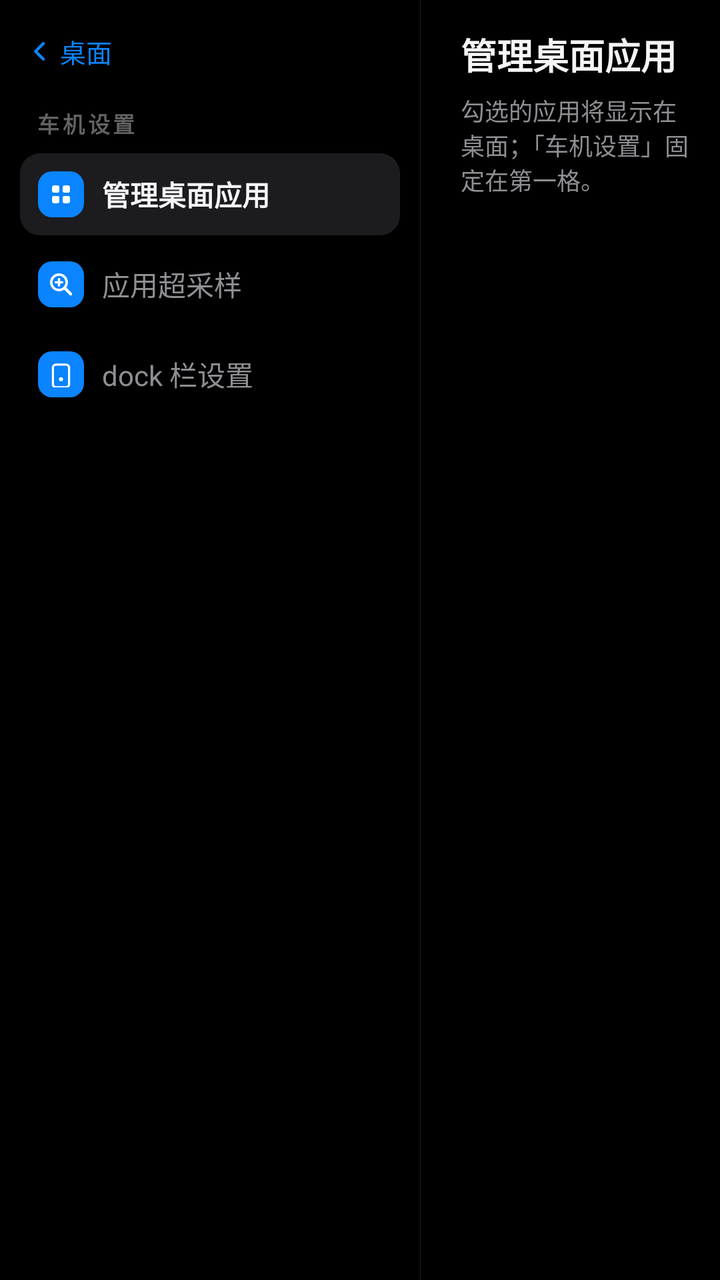
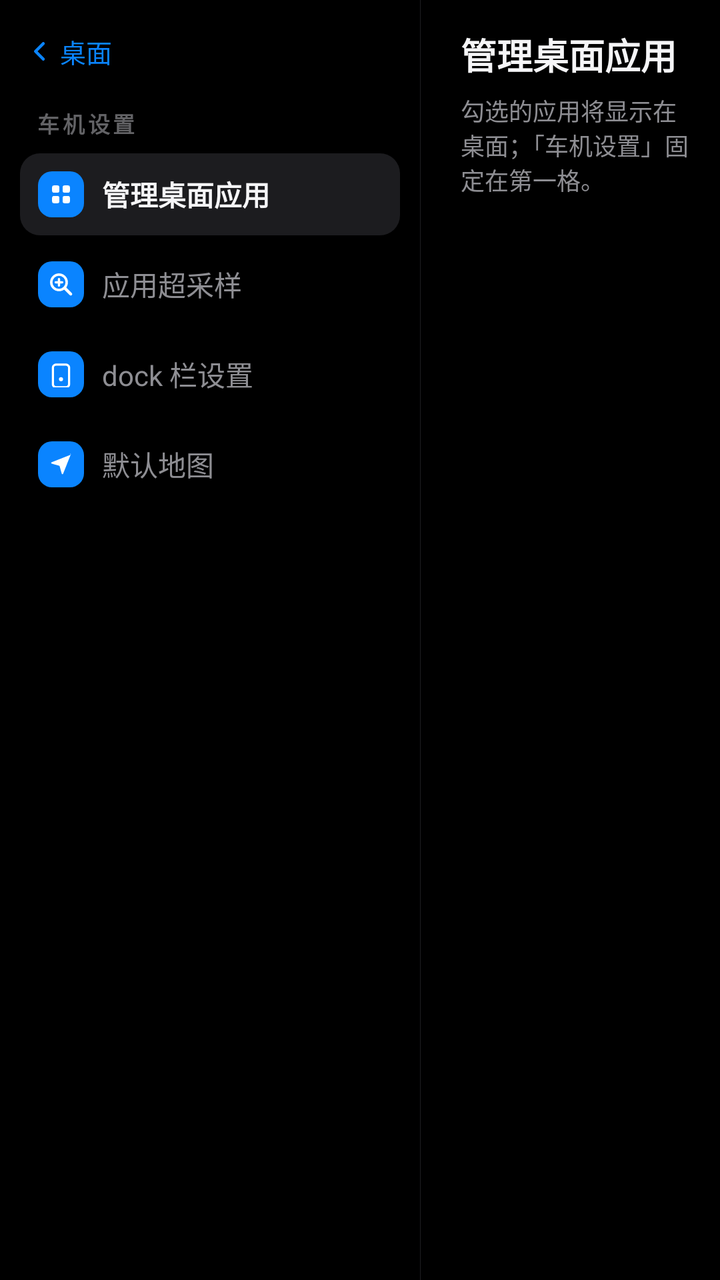

Compare the two renders of this Android layout. The source of the first and the diff that turns it into the second are given below.
<!-- AndroidManifest.xml: activity theme Theme.CarPlaySender.Settings -->
<!-- res/layout/activity_settings.xml -->
<?xml version="1.0" encoding="utf-8"?>
<LinearLayout xmlns:android="http://schemas.android.com/apk/res/android"
    android:layout_width="match_parent"
    android:layout_height="match_parent"
    android:orientation="horizontal"
    android:background="#FF000000">

    
    <LinearLayout
        android:id="@+id/settingsMenu"
        android:layout_width="210dp"
        android:layout_height="match_parent"
        android:orientation="vertical"
        android:paddingLeft="10dp"
        android:paddingRight="10dp"
        android:paddingTop="10dp"
        android:paddingBottom="12dp">

        <TextView
            android:id="@+id/btnBack"
            android:layout_width="wrap_content"
            android:layout_height="wrap_content"
            android:background="?android:attr/selectableItemBackground"
            android:drawableLeft="@drawable/ic_chevron_left"
            android:drawablePadding="4dp"
            android:gravity="center_vertical"
            android:paddingLeft="4dp"
            android:paddingTop="6dp"
            android:paddingRight="10dp"
            android:paddingBottom="6dp"
            android:text="桌面"
            android:textColor="#FF0A84FF"
            android:textSize="13sp" />

        <TextView
            android:layout_width="match_parent"
            android:layout_height="wrap_content"
            android:layout_marginLeft="8dp"
            android:layout_marginTop="12dp"
            android:layout_marginRight="8dp"
            android:letterSpacing="0.14"
            android:text="车机设置"
            android:textColor="#FF636366"
            android:textSize="11sp"
            android:textStyle="bold" />

        <LinearLayout
            android:id="@+id/menuDesktopApps"
            android:layout_width="match_parent"
            android:layout_height="wrap_content"
            android:layout_marginTop="7dp"
            android:background="@drawable/bg_menu_item"
            android:gravity="center_vertical"
            android:orientation="horizontal"
            android:padding="9dp">

            <ImageView
                android:layout_width="23dp"
                android:layout_height="23dp"
                android:background="@drawable/bg_menu_chip"
                android:importantForAccessibility="no"
                android:padding="5dp"
                android:src="@drawable/ic_menu_grid" />

            <TextView
                android:layout_width="wrap_content"
                android:layout_height="wrap_content"
                android:layout_marginLeft="9dp"
                android:text="管理桌面应用"
                android:textColor="#FFF5F5F7"
                android:textSize="14sp"
                android:textStyle="bold" />
        </LinearLayout>

        <LinearLayout
            android:id="@+id/menuSupersample"
            android:layout_width="match_parent"
            android:layout_height="wrap_content"
            android:layout_marginTop="4dp"
            android:background="?android:attr/selectableItemBackground"
            android:gravity="center_vertical"
            android:orientation="horizontal"
            android:padding="9dp">

            <ImageView
                android:layout_width="23dp"
                android:layout_height="23dp"
                android:background="@drawable/bg_menu_chip"
                android:importantForAccessibility="no"
                android:padding="5dp"
                android:src="@drawable/ic_menu_zoom" />

            <TextView
                android:layout_width="wrap_content"
                android:layout_height="wrap_content"
                android:layout_marginLeft="9dp"
                android:text="应用超采样"
                android:textColor="#FF8E8E93"
                android:textSize="14sp" />
        </LinearLayout>

        <LinearLayout
            android:id="@+id/menuDock"
            android:layout_width="match_parent"
            android:layout_height="wrap_content"
            android:layout_marginTop="4dp"
            android:background="?android:attr/selectableItemBackground"
            android:gravity="center_vertical"
            android:orientation="horizontal"
            android:padding="9dp">

            <ImageView
                android:layout_width="23dp"
                android:layout_height="23dp"
                android:background="@drawable/bg_menu_chip"
                android:importantForAccessibility="no"
                android:padding="5dp"
                android:src="@drawable/ic_menu_dock" />

            <TextView
                android:layout_width="wrap_content"
                android:layout_height="wrap_content"
                android:layout_marginLeft="9dp"
                android:text="dock 栏设置"
                android:textColor="#FF8E8E93"
                android:textSize="14sp" />
        </LinearLayout>
    </LinearLayout>

    <View
        android:layout_width="1px"
        android:layout_height="match_parent"
        android:background="#FF1E1E21" />

    
    <FrameLayout
        android:layout_width="0dp"
        android:layout_height="match_parent"
        android:layout_weight="1">

        
        <LinearLayout
            android:id="@+id/contentDesktopApps"
            android:layout_width="match_parent"
            android:layout_height="match_parent"
            android:orientation="vertical"
            android:paddingLeft="20dp"
            android:paddingRight="13dp"
            android:paddingTop="14dp"
            android:paddingBottom="10dp">

            <LinearLayout
                android:layout_width="match_parent"
                android:layout_height="wrap_content"
                android:gravity="bottom"
                android:orientation="horizontal">

                <TextView
                    android:layout_width="wrap_content"
                    android:layout_height="wrap_content"
                    android:text="管理桌面应用"
                    android:textColor="#FFF5F5F7"
                    android:textSize="18sp"
                    android:textStyle="bold" />

                <TextView
                    android:id="@+id/settingsCount"
                    android:layout_width="wrap_content"
                    android:layout_height="wrap_content"
                    android:layout_marginLeft="10dp"
                    android:textColor="#FF8E8E93"
                    android:textSize="12sp" />
            </LinearLayout>

            <TextView
                android:layout_width="match_parent"
                android:layout_height="wrap_content"
                android:layout_marginTop="6dp"
                android:layout_marginBottom="11dp"
                android:text="勾选的应用将显示在桌面；「车机设置」固定在第一格。"
                android:textColor="#FF8E8E93"
                android:textSize="12sp" />

            
            <FrameLayout
                android:layout_width="match_parent"
                android:layout_height="0dp"
                android:layout_weight="1">

                <androidx.recyclerview.widget.RecyclerView
                    android:id="@+id/appList"
                    android:layout_width="match_parent"
                    android:layout_height="match_parent"
                    android:scrollbars="vertical" />

                <LinearLayout
                    android:id="@+id/appListIndex"
                    android:layout_width="wrap_content"
                    android:layout_height="wrap_content"
                    android:layout_gravity="right|center_vertical"
                    android:orientation="vertical"
                    android:paddingLeft="6dp" />
            </FrameLayout>
        </LinearLayout>

        
        <LinearLayout
            android:id="@+id/contentSupersample"
            android:layout_width="match_parent"
            android:layout_height="match_parent"
            android:orientation="vertical"
            android:paddingLeft="20dp"
            android:paddingRight="13dp"
            android:paddingTop="14dp"
            android:paddingBottom="10dp"
            android:visibility="gone">

            <TextView
                android:layout_width="wrap_content"
                android:layout_height="wrap_content"
                android:text="应用超采样"
                android:textColor="#FFF5F5F7"
                android:textSize="18sp"
                android:textStyle="bold" />

            <TextView
                android:layout_width="match_parent"
                android:layout_height="wrap_content"
                android:layout_marginTop="6dp"
                android:layout_marginBottom="11dp"
                android:text="超采样以 1.5× 分辨率渲染再缩回，竖屏应用顶部空带更小；横屏应用建议关闭（更清晰流畅）。自动 = 检测为竖屏应用时开启。"
                android:textColor="#FF8E8E93"
                android:textSize="12sp" />

            
            <FrameLayout
                android:layout_width="match_parent"
                android:layout_height="0dp"
                android:layout_weight="1">

                <androidx.recyclerview.widget.RecyclerView
                    android:id="@+id/ssList"
                    android:layout_width="match_parent"
                    android:layout_height="match_parent"
                    android:scrollbars="vertical" />

                <LinearLayout
                    android:id="@+id/ssListIndex"
                    android:layout_width="wrap_content"
                    android:layout_height="wrap_content"
                    android:layout_gravity="right|center_vertical"
                    android:orientation="vertical"
                    android:paddingLeft="6dp" />
            </FrameLayout>
        </LinearLayout>

        
        <LinearLayout
            android:id="@+id/contentDock"
            android:layout_width="match_parent"
            android:layout_height="match_parent"
            android:orientation="vertical"
            android:paddingLeft="20dp"
            android:paddingRight="13dp"
            android:paddingTop="14dp"
            android:paddingBottom="10dp"
            android:visibility="gone">

            <TextView
                android:layout_width="wrap_content"
                android:layout_height="wrap_content"
                android:text="dock 栏设置"
                android:textColor="#FFF5F5F7"
                android:textSize="18sp"
                android:textStyle="bold" />

            <TextView
                android:layout_width="match_parent"
                android:layout_height="wrap_content"
                android:layout_marginTop="6dp"
                android:layout_marginBottom="11dp"
                android:text="调整 dock 栏壁纸的暗幕透明度与高斯模糊程度，拖动即时生效。"
                android:textColor="#FF8E8E93"
                android:textSize="12sp" />

            <TextView
                android:layout_width="wrap_content"
                android:layout_height="wrap_content"
                android:text="暗幕透明度"
                android:textColor="#FFF5F5F7"
                android:textSize="14sp" />

            <LinearLayout
                android:layout_width="match_parent"
                android:layout_height="wrap_content"
                android:layout_marginTop="4dp"
                android:gravity="center_vertical"
                android:orientation="horizontal">

                <SeekBar
                    android:id="@+id/dockScrimSeek"
                    android:layout_width="0dp"
                    android:layout_height="wrap_content"
                    android:layout_weight="1"
                    android:max="100" />

                <TextView
                    android:id="@+id/dockScrimValue"
                    android:layout_width="52dp"
                    android:layout_height="wrap_content"
                    android:layout_marginLeft="8dp"
                    android:gravity="right"
                    android:textColor="#FF8E8E93"
                    android:textSize="12sp" />
            </LinearLayout>

            <TextView
                android:layout_width="wrap_content"
                android:layout_height="wrap_content"
                android:layout_marginTop="14dp"
                android:text="背景模糊程度"
                android:textColor="#FFF5F5F7"
                android:textSize="14sp" />

            <LinearLayout
                android:layout_width="match_parent"
                android:layout_height="wrap_content"
                android:layout_marginTop="4dp"
                android:gravity="center_vertical"
                android:orientation="horizontal">

                <SeekBar
                    android:id="@+id/dockBlurSeek"
                    android:layout_width="0dp"
                    android:layout_height="wrap_content"
                    android:layout_weight="1"
                    android:max="100" />

                <TextView
                    android:id="@+id/dockBlurValue"
                    android:layout_width="52dp"
                    android:layout_height="wrap_content"
                    android:layout_marginLeft="8dp"
                    android:gravity="right"
                    android:textColor="#FF8E8E93"
                    android:textSize="12sp" />
            </LinearLayout>
        </LinearLayout>

        
        <TextView
            android:id="@+id/settingsToast"
            android:layout_width="wrap_content"
            android:layout_height="wrap_content"
            android:layout_gravity="bottom|center_horizontal"
            android:layout_marginBottom="21dp"
            android:alpha="0"
            android:background="@drawable/bg_settings_toast"
            android:paddingLeft="13dp"
            android:paddingTop="7dp"
            android:paddingRight="13dp"
            android:paddingBottom="7dp"
            android:textColor="#FFE5E5EA"
            android:textSize="12sp" />
    </FrameLayout>
</LinearLayout>
<!-- resources referenced by this layout -->
<resources>
  <!-- drawable bg_menu_chip (drawable) -->
  <?xml version="1.0" encoding="utf-8"?>
  <shape xmlns:android="http://schemas.android.com/apk/res/android"
      android:shape="rectangle">
      <solid android:color="#FF0A84FF" />
      <corners android:radius="7dp" />
  </shape>
  <!-- drawable bg_menu_item (drawable) -->
  <?xml version="1.0" encoding="utf-8"?>
  <shape xmlns:android="http://schemas.android.com/apk/res/android"
      android:shape="rectangle">
      <solid android:color="#FF1C1C1F" />
      <corners android:radius="10dp" />
  </shape>
  <!-- drawable bg_settings_toast (drawable) -->
  <?xml version="1.0" encoding="utf-8"?>
  <shape xmlns:android="http://schemas.android.com/apk/res/android"
      android:shape="rectangle">
      <solid android:color="#F01C1C1F" />
      <corners android:radius="8dp" />
  </shape>
  <!-- drawable ic_chevron_left (drawable) -->
  <?xml version="1.0" encoding="utf-8"?>
  <vector xmlns:android="http://schemas.android.com/apk/res/android"
      android:width="12dp"
      android:height="12dp"
      android:viewportWidth="16"
      android:viewportHeight="16">
      <path
          android:pathData="M10.2,2.8 L5,8 L10.2,13.2"
          android:strokeColor="#FF0A84FF"
          android:strokeWidth="2"
          android:strokeLineCap="round"
          android:strokeLineJoin="round"
          android:fillColor="#00000000" />
  </vector>
  <!-- drawable ic_menu_dock (drawable) -->
  <?xml version="1.0" encoding="utf-8"?>
  <vector xmlns:android="http://schemas.android.com/apk/res/android"
      android:width="13dp"
      android:height="13dp"
      android:viewportWidth="64"
      android:viewportHeight="64">
      <path
          android:fillColor="#00000000"
          android:pathData="M20,8 h24 a8,8 0 0 1 8,8 v40 a8,8 0 0 1 -8,8 h-24 a8,8 0 0 1 -8,-8 v-40 a8,8 0 0 1 8,-8 z"
          android:strokeColor="#FFFFFFFF"
          android:strokeWidth="5.5" />
      <path
          android:fillColor="#FFFFFFFF"
          android:pathData="M32,44 m-5,0 a5,5 0 1 1 10,0 a5,5 0 1 1 -10,0" />
  </vector>
  <style name="Theme.CarPlaySender.Settings" parent="Theme.CarPlaySender.Launcher">
          <item name="android:windowAnimationStyle">@style/CarPlaySettingsAnimation</item>
      </style>
  <style name="Theme.CarPlaySender.Launcher" parent="Theme.AppCompat.DayNight.NoActionBar">
          <item name="android:windowBackground">@android:color/transparent</item>
          <item name="android:colorBackground">@android:color/transparent</item>
          <item name="android:windowIsTranslucent">true</item>
          <item name="android:statusBarColor">#101418</item>
          <item name="android:windowLightStatusBar">false</item>
      </style>
  <style name="CarPlaySettingsAnimation" parent="">
          <item name="android:activityOpenEnterAnimation">@anim/settings_in</item>
          <item name="android:activityOpenExitAnimation">@anim/stay</item>
          <item name="android:activityCloseEnterAnimation">@anim/stay</item>
          <item name="android:activityCloseExitAnimation">@anim/settings_out</item>
      </style>
  <!-- unchanged entries left out for length: 2 -->
</resources>

<!-- the commit's change to res/layout/activity_settings.xml (unified diff, before → after) -->
@@ -125,6 +125,33 @@
                 android:textColor="#FF8E8E93"
                 android:textSize="14sp" />
         </LinearLayout>
+
+        <LinearLayout
+            android:id="@+id/menuDefaultMap"
+            android:layout_width="match_parent"
+            android:layout_height="wrap_content"
+            android:layout_marginTop="4dp"
+            android:background="?android:attr/selectableItemBackground"
+            android:gravity="center_vertical"
+            android:orientation="horizontal"
+            android:padding="9dp">
+
+            <ImageView
+                android:layout_width="23dp"
+                android:layout_height="23dp"
+                android:background="@drawable/bg_menu_chip"
+                android:importantForAccessibility="no"
+                android:padding="5dp"
+                android:src="@drawable/ic_menu_map" />
+
+            <TextView
+                android:layout_width="wrap_content"
+                android:layout_height="wrap_content"
+                android:layout_marginLeft="9dp"
+                android:text="默认地图"
+                android:textColor="#FF8E8E93"
+                android:textSize="14sp" />
+        </LinearLayout>
     </LinearLayout>
 
     <View
@@ -345,6 +372,42 @@
                     android:textColor="#FF8E8E93"
                     android:textSize="12sp" />
             </LinearLayout>
+        </LinearLayout>
+
+        
+        <LinearLayout
+            android:id="@+id/contentDefaultMap"
+            android:layout_width="match_parent"
+            android:layout_height="match_parent"
+            android:orientation="vertical"
+            android:paddingLeft="20dp"
+            android:paddingRight="13dp"
+            android:paddingTop="14dp"
+            android:paddingBottom="10dp"
+            android:visibility="gone">
+
+            <TextView
+                android:layout_width="wrap_content"
+                android:layout_height="wrap_content"
+                android:text="默认地图"
+                android:textColor="#FFF5F5F7"
+                android:textSize="18sp"
+                android:textStyle="bold" />
+
+            <TextView
+                android:layout_width="match_parent"
+                android:layout_height="wrap_content"
+                android:layout_marginTop="6dp"
+                android:layout_marginBottom="11dp"
+                android:text="仪表盘地图 tile 与「⤢ 全屏地图」使用的地图应用。"
+                android:textColor="#FF8E8E93"
+                android:textSize="12sp" />
+
+            <LinearLayout
+                android:id="@+id/mapOptions"
+                android:layout_width="match_parent"
+                android:layout_height="wrap_content"
+                android:orientation="vertical" />
         </LinearLayout>
 
         
<!-- resource entries referenced after the edit -->
@@ -52,6 +52,17 @@
           android:fillColor="#FFFFFFFF"
           android:pathData="M32,44 m-5,0 a5,5 0 1 1 10,0 a5,5 0 1 1 -10,0" />
   </vector>
+  <!-- drawable ic_menu_map (drawable) -->
+  <?xml version="1.0" encoding="utf-8"?>
+  <vector xmlns:android="http://schemas.android.com/apk/res/android"
+      android:width="13dp"
+      android:height="13dp"
+      android:viewportWidth="64"
+      android:viewportHeight="64">
+      <path
+          android:fillColor="#FFFFFFFF"
+          android:pathData="M56.3,8.2 L8.9,26.9 c-1.6,0.6 -1.5,2.9 0.2,3.4 l19.3,5.4 5.4,19.3 c0.5,1.7 2.8,1.8 3.4,0.2 L56,7.8 c0.5,-1.3 -0.8,-2.6 -2.1,-2.1 z" />
+  </vector>
   <style name="Theme.CarPlaySender.Settings" parent="Theme.CarPlaySender.Launcher">
           <item name="android:windowAnimationStyle">@style/CarPlaySettingsAnimation</item>
       </style>
